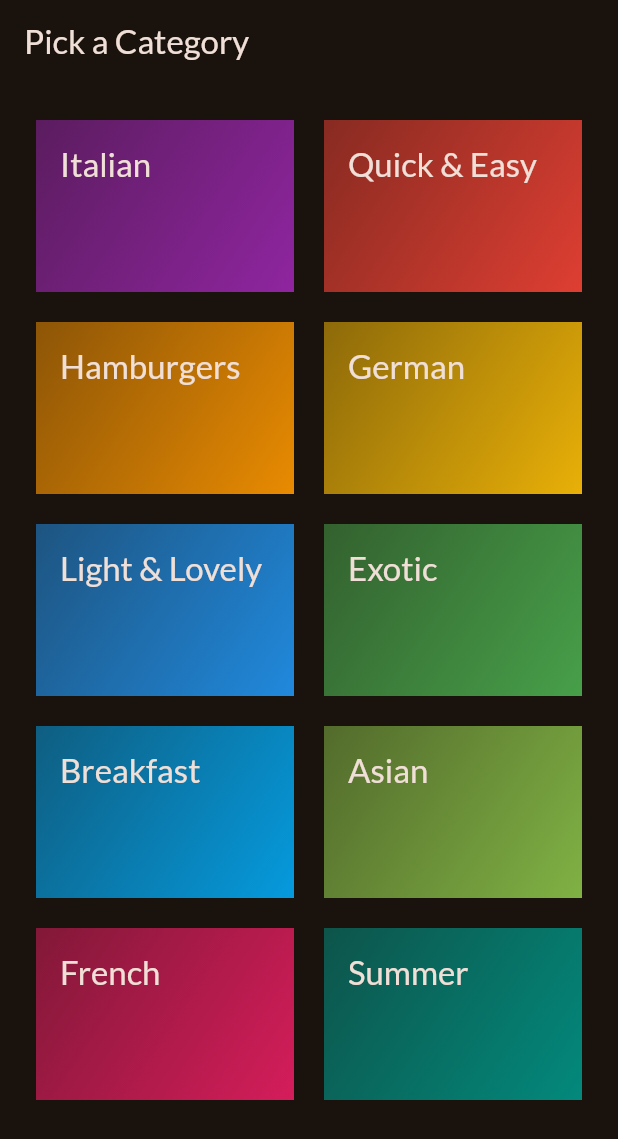
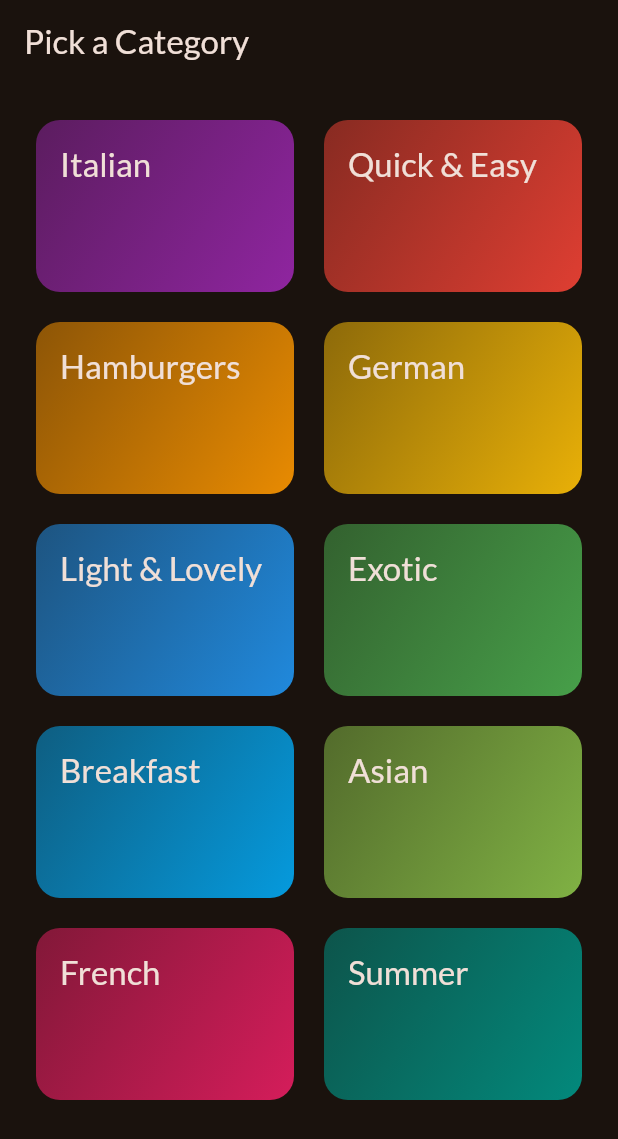
Before and after one commit to rizky201008/meals_app, a Flutter app: the screen it shows after launch, on a phone screen of 412 x 824 dp. Shown: the top 1139 px of the screen. Run offline on Flutter 3.47's test engine with Material 3 defaults, Android fonts, the phone set to English and light mode, and no system bars; our stand-ins replace google_fonts.

Commit message:
making widget tappable with Inkwell

```diff
--- a/lib/widgets/category_grid_item.dart
+++ b/lib/widgets/category_grid_item.dart
@@ -8,9 +8,15 @@ class CategoryGridItem extends StatelessWidget {
 
   @override
   Widget build(BuildContext context) {
-    return Container(
+    return InkWell(
+      // use inkwell instead GestureDetector
+      onTap: () {},
+      splashColor: Theme.of(context).colorScheme.primary,
+      borderRadius: BorderRadius.circular(16),
+      child: Container(
         padding: const EdgeInsets.all(16),
         decoration: BoxDecoration(
+          borderRadius: BorderRadius.circular(16),
           gradient: LinearGradient(
             colors: [
               category.color.withOpacity(0.5),
@@ -26,6 +32,7 @@ class CategoryGridItem extends StatelessWidget {
                 color: Theme.of(context).colorScheme.onSurface,
               ),
         ),
+      ),
     );
   }
 }
```
Lines whose indentation alone changed are shown as unchanged.
